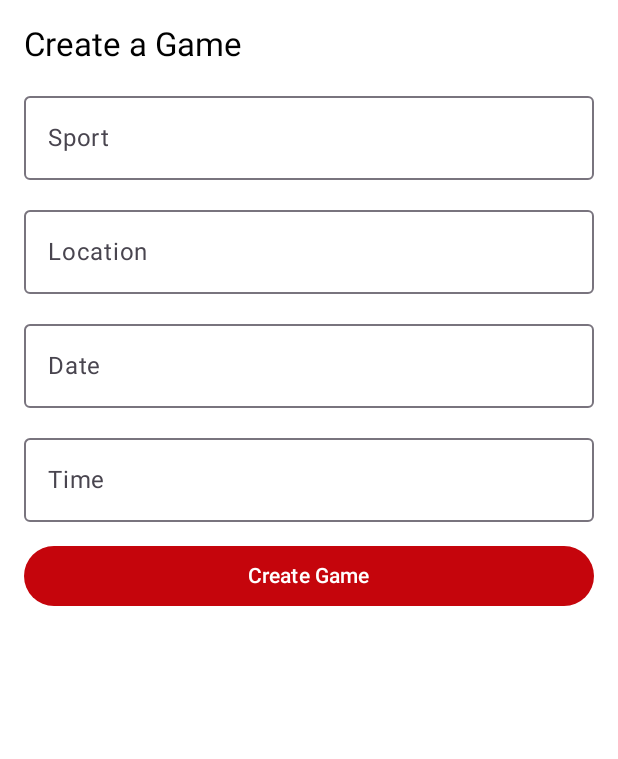
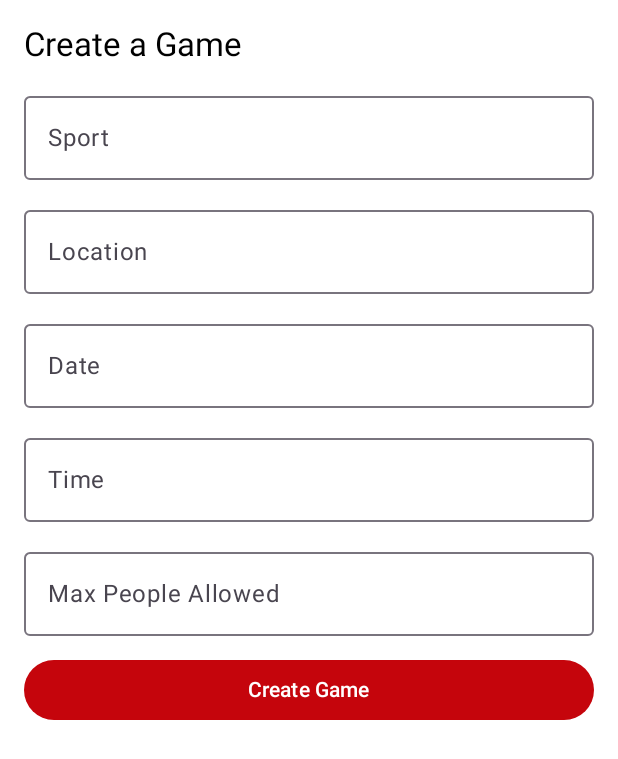
Before and after one commit to DaphneKouts/BadgerHuddle, an Android app built with Jetpack Compose: the composable CreateGameScreen shown on its own in the app's theme, after a tap on "Create Game", on a phone screen of 412 x 824 dp. Shown: the top 759 px of the screen. Run offline under Robolectric (Android 15) with nearby library versions, the phone set to English and light mode, and no system bars; our stand-ins replace Firebase (no records; nobody signed in at launch, a user with empty details on screens opened directly).

Commit message:
Added created games functions

```diff
--- a/app/src/main/java/com/cs407/badgerhuddle/screens/CreateGameScreen.kt
+++ b/app/src/main/java/com/cs407/badgerhuddle/screens/CreateGameScreen.kt
@@ -6,6 +6,7 @@ import androidx.compose.runtime.*
 import androidx.compose.ui.Modifier
 import androidx.compose.ui.unit.dp
 import com.cs407.badgerhuddle.ui.theme.RedUW
+import com.google.firebase.firestore.FirebaseFirestore
 
 @Composable
 fun CreateGameScreen(onNavigate: (String) -> Unit, modifier: Modifier = Modifier) {
@@ -13,6 +14,9 @@ fun CreateGameScreen(onNavigate: (String) -> Unit, modifier: Modifier = Modifier
     var location by remember { mutableStateOf("") }
     var date by remember { mutableStateOf("") }
     var time by remember { mutableStateOf("") }
+    var maxPeople by remember { mutableStateOf("") }
+
+    val db = FirebaseFirestore.getInstance()
 
     Column(
         modifier = modifier
@@ -21,14 +25,71 @@ fun CreateGameScreen(onNavigate: (String) -> Unit, modifier: Modifier = Modifier
         verticalArrangement = Arrangement.spacedBy(12.dp)
     ) {
         Text("Create a Game", style = MaterialTheme.typography.titleLarge)
-        OutlinedTextField(sport, { sport = it }, label = { Text("Sport") }, modifier = Modifier.fillMaxWidth())
-        OutlinedTextField(location, { location = it }, label = { Text("Location") }, modifier = Modifier.fillMaxWidth())
-        OutlinedTextField(date, { date = it }, label = { Text("Date") }, modifier = Modifier.fillMaxWidth())
-        OutlinedTextField(time, { time = it }, label = { Text("Time") }, modifier = Modifier.fillMaxWidth())
+
+        OutlinedTextField(
+            value = sport,
+            onValueChange = { sport = it },
+            label = { Text("Sport") },
+            modifier = Modifier.fillMaxWidth()
+        )
+
+        OutlinedTextField(
+            value = location,
+            onValueChange = { location = it },
+            label = { Text("Location") },
+            modifier = Modifier.fillMaxWidth()
+        )
+
+        OutlinedTextField(
+            value = date,
+            onValueChange = { date = it },
+            label = { Text("Date") },
+            modifier = Modifier.fillMaxWidth()
+        )
+
+        OutlinedTextField(
+            value = time,
+            onValueChange = { time = it },
+            label = { Text("Time") },
+            modifier = Modifier.fillMaxWidth()
+        )
+
+        OutlinedTextField(
+            value = maxPeople,
+            onValueChange = { maxPeople = it },
+            label = { Text("Max People Allowed") },
+            modifier = Modifier.fillMaxWidth()
+        )
+
         Button(
-            onClick = { onNavigate("games") },
+            onClick = {
+                val gameId = System.currentTimeMillis().toString()
+
+                val maxValue = maxPeople.toIntOrNull() ?: 10
+
+                val data = hashMapOf(
+                    "Sport" to sport,
+                    "Court" to location,
+                    "Date" to date,
+                    "Time" to time,
+                    "NumCheckedIn" to 1,   // creator counts as checked in
+                    "MaxCheckIn" to maxValue,
+                    "GameId" to gameId
+                )
+
+                db.collection("Courts").document(gameId)
+                    .set(data)
+                    .addOnSuccessListener {
+                        onNavigate("games")
+                    }
+                    .addOnFailureListener { e ->
+                        e.printStackTrace()
+                    }
+            },
             colors = ButtonDefaults.buttonColors(containerColor = RedUW),
             modifier = Modifier.fillMaxWidth()
-        ) { Text("Create Game") }
+        ) {
+            Text("Create Game")
+        }
     }
 }
```
